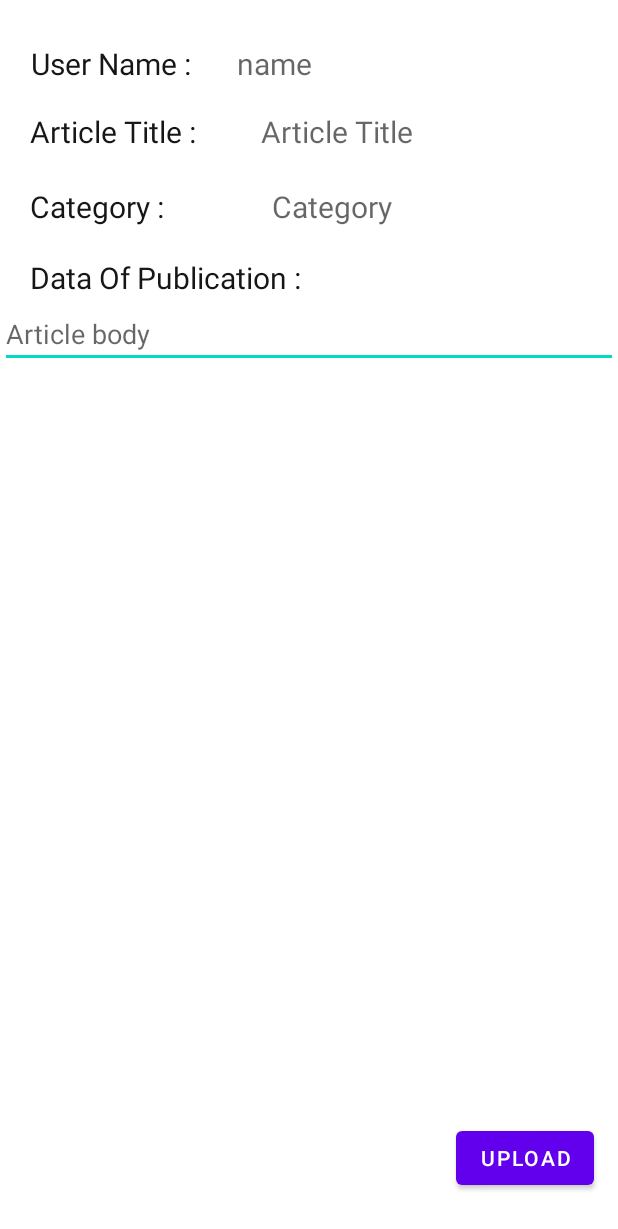
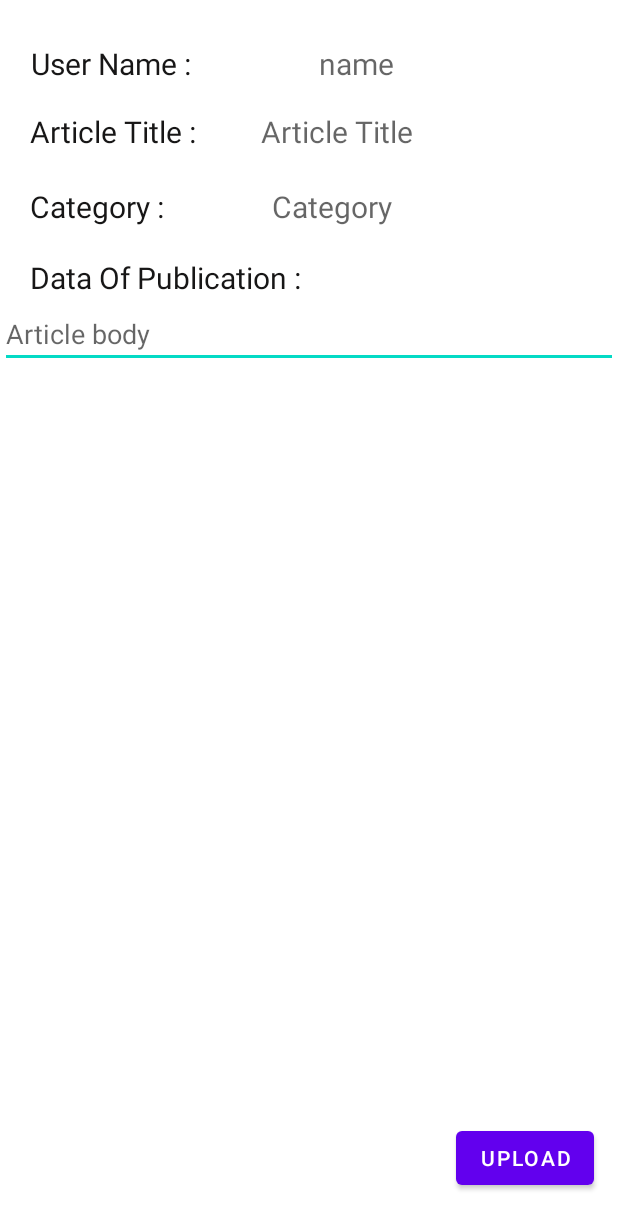
Before and after one commit to Akhila-111/Write-Out, an Android app: the ArticleWriting screen opened directly, with no data from a screen before it, after a tap on "UPLOAD", on a phone screen of 412 x 824 dp. Shown: the top 1229 px of the screen. Run offline under Robolectric (Android 15) with nearby library versions, the phone set to English and light mode, and no system bars; our stand-ins replace Firebase (no records; nobody signed in at launch, a user with empty details on screens opened directly).

```diff
--- a/app/src/main/java/com/example/write_out/ArticleWriting.java
+++ b/app/src/main/java/com/example/write_out/ArticleWriting.java
@@ -80,7 +80,7 @@ public class ArticleWriting extends AppCompatActivity {
          //  reference.setValue(ArticleBody);
 
             UserHelperClass helperClass = new UserHelperClass(userName,ArtTitle,Category,dateOfPub,Articlebody);
-            reference.child(helperClass.userName).setValue(helperClass);
+            reference.push().child(helperClass.userName).setValue(helperClass);
 
             Toast.makeText(this, "ARTICLE UPLOADED", Toast.LENGTH_SHORT).show();
         });
--- a/app/src/main/res/layout/article_writing.xml
+++ b/app/src/main/res/layout/article_writing.xml
@@ -28,7 +28,7 @@
         android:textSize="20sp"
         app:layout_constraintBottom_toBottomOf="parent"
         app:layout_constraintEnd_toEndOf="parent"
-        app:layout_constraintHorizontal_bias="0.436"
+        app:layout_constraintHorizontal_bias="0.587"
         app:layout_constraintStart_toStartOf="parent"
         app:layout_constraintTop_toTopOf="parent"
         app:layout_constraintVertical_bias="0.036" />
@@ -162,4 +162,13 @@
         app:layout_constraintStart_toStartOf="parent"
         app:layout_constraintTop_toTopOf="@+id/nestedScrollView"
         app:layout_constraintVertical_bias="1.0" />
+
+    <com.google.android.material.textfield.TextInputLayout
+        android:layout_width="409dp"
+        android:layout_height="wrap_content"
+        tools:layout_editor_absoluteX="1dp"
+        tools:layout_editor_absoluteY="410dp">
+
+    </com.google.android.material.textfield.TextInputLayout>
+
 </androidx.constraintlayout.widget.ConstraintLayout>
```
